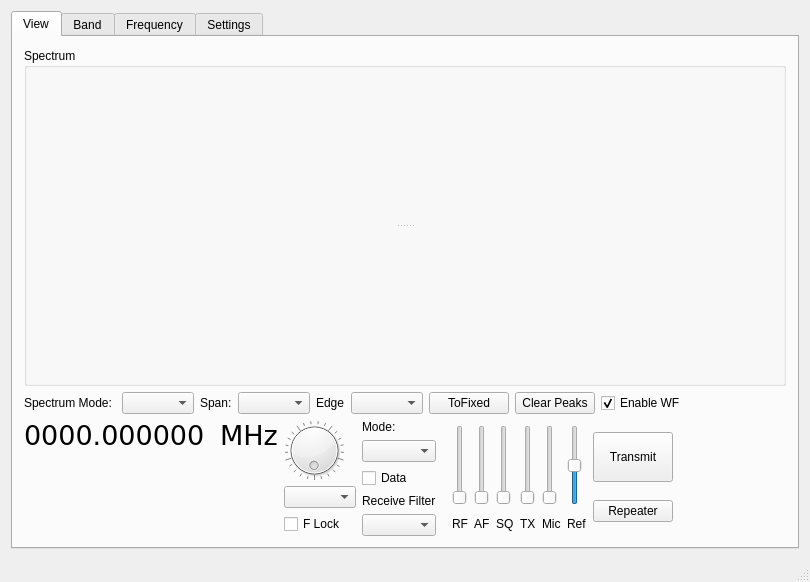
adecarolis/wfweb, file wfmain.ui: the form before one commit.
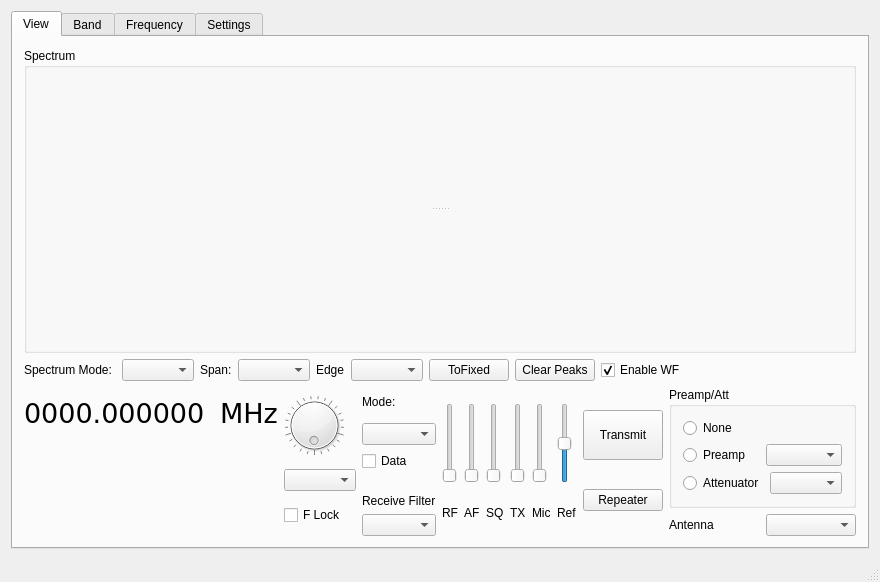
The form after the commit. Custom widgets are drawn as their Qt base class.

Commit message: Added placeholders for attenuator, preamp, and antenna selection UI controls.

Diff of the .ui file:
```diff
--- a/wfmain.ui
+++ b/wfmain.ui
@@ -275,7 +275,7 @@
           <item>
            <layout class="QVBoxLayout" name="verticalLayout_11">
             <property name="rightMargin">
-             <number>10</number>
+             <number>0</number>
             </property>
             <item>
              <widget class="QLabel" name="label_2">
@@ -629,6 +629,111 @@
             </item>
            </layout>
           </item>
+          <item>
+           <layout class="QVBoxLayout" name="verticalLayout_18">
+            <property name="leftMargin">
+             <number>0</number>
+            </property>
+            <property name="topMargin">
+             <number>0</number>
+            </property>
+            <property name="rightMargin">
+             <number>0</number>
+            </property>
+            <property name="bottomMargin">
+             <number>0</number>
+            </property>
+            <item>
+             <widget class="QGroupBox" name="groupBox_5">
+              <property name="title">
+               <string>Preamp/Att</string>
+              </property>
+              <layout class="QVBoxLayout" name="verticalLayout_19">
+               <item>
+                <widget class="QRadioButton" name="radioButton">
+                 <property name="text">
+                  <string>None</string>
+                 </property>
+                </widget>
+               </item>
+               <item>
+                <layout class="QHBoxLayout" name="horizontalLayout_23">
+                 <item>
+                  <widget class="QRadioButton" name="radioButton_2">
+                   <property name="text">
+                    <string>Preamp</string>
+                   </property>
+                  </widget>
+                 </item>
+                 <item>
+                  <widget class="QComboBox" name="comboBox_2"/>
+                 </item>
+                </layout>
+               </item>
+               <item>
+                <layout class="QHBoxLayout" name="horizontalLayout_19">
+                 <property name="topMargin">
+                  <number>0</number>
+                 </property>
+                 <property name="bottomMargin">
+                  <number>0</number>
+                 </property>
+                 <item>
+                  <widget class="QRadioButton" name="radioButton_3">
+                   <property name="text">
+                    <string>Attenuator</string>
+                   </property>
+                  </widget>
+                 </item>
+                 <item>
+                  <widget class="QComboBox" name="comboBox"/>
+                 </item>
+                </layout>
+               </item>
+              </layout>
+             </widget>
+            </item>
+            <item>
+             <layout class="QVBoxLayout" name="verticalLayout_17">
+              <property name="leftMargin">
+               <number>0</number>
+              </property>
+              <property name="topMargin">
+               <number>0</number>
+              </property>
+              <property name="bottomMargin">
+               <number>0</number>
+              </property>
+              <item>
+               <layout class="QHBoxLayout" name="horizontalLayout_24">
+                <property name="leftMargin">
+                 <number>0</number>
+                </property>
+                <property name="topMargin">
+                 <number>0</number>
+                </property>
+                <property name="rightMargin">
+                 <number>0</number>
+                </property>
+                <property name="bottomMargin">
+                 <number>0</number>
+                </property>
+                <item>
+                 <widget class="QLabel" name="label_9">
+                  <property name="text">
+                   <string>Antenna</string>
+                  </property>
+                 </widget>
+                </item>
+                <item>
+                 <widget class="QComboBox" name="comboBox_3"/>
+                </item>
+               </layout>
+              </item>
+             </layout>
+            </item>
+           </layout>
+          </item>
           <item>
            <spacer name="horizontalSpacer_3">
             <property name="orientation">
```
